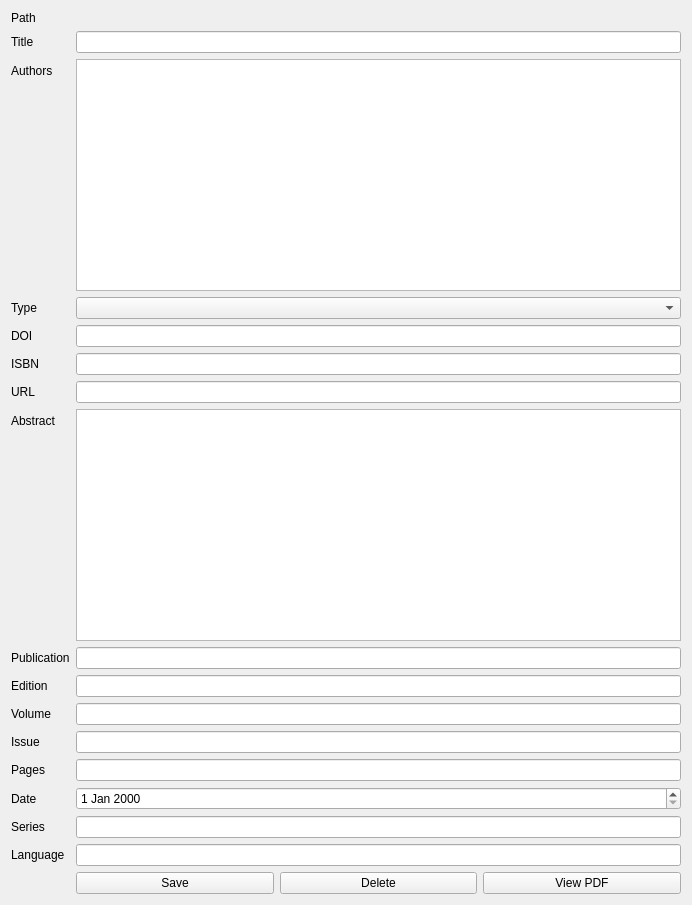
Old version of the form qodex/ui/edit_document.ui in the repository grapesmoker/qodex.
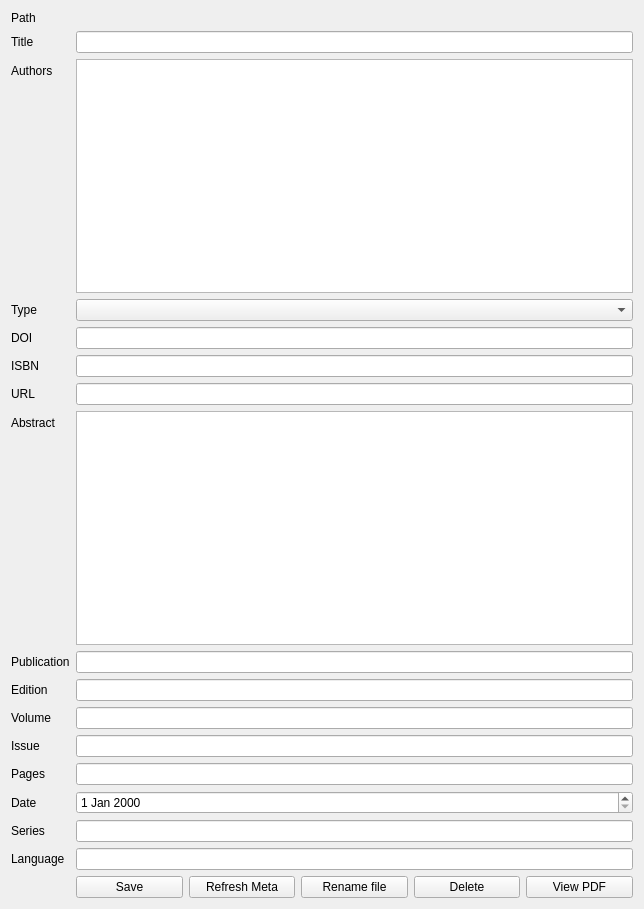
New version of the form.

Commit message: added renaming capability, refresh meta, fixed small bugs

Diff of the .ui file:
```diff
--- a/qodex/ui/edit_document.ui
+++ b/qodex/ui/edit_document.ui
@@ -6,8 +6,8 @@
    <rect>
     <x>0</x>
     <y>0</y>
-    <width>692</width>
-    <height>905</height>
+    <width>644</width>
+    <height>909</height>
    </rect>
   </property>
   <property name="windowTitle">
@@ -205,6 +205,20 @@
          </property>
         </widget>
        </item>
+       <item>
+        <widget class="QPushButton" name="update_meta_button">
+         <property name="text">
+          <string>Refresh Meta</string>
+         </property>
+        </widget>
+       </item>
+       <item>
+        <widget class="QPushButton" name="rename_file_button">
+         <property name="text">
+          <string>Rename file</string>
+         </property>
+        </widget>
+       </item>
        <item>
         <widget class="QPushButton" name="delete_button">
          <property name="text">
```
The commit also changes 6 other files.
